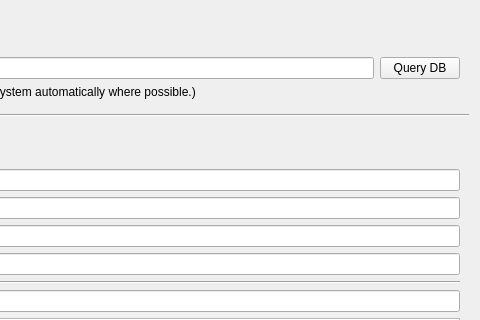
Qt form nicos_ess/gui/panels/ui_files/setup_exp.ui (jfkcooper/nicos) before a commit; both pictures show x 414 to 894 and y 0 to 320 of the 894 by 716 pixel window.
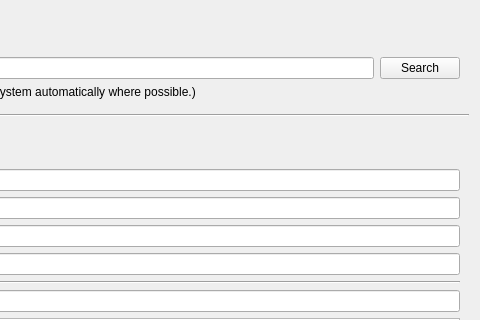
The same form after that commit.

Commit message: Can retrieve and update samples

Diff of the .ui file:
```diff
--- a/nicos_ess/gui/panels/ui_files/setup_exp.ui
+++ b/nicos_ess/gui/panels/ui_files/setup_exp.ui
@@ -51,7 +51,7 @@
          <string>&lt;html&gt;&lt;head/&gt;&lt;body&gt;&lt;p&gt;Query the Proposal Database for Information about this proposal number.&lt;/p&gt;&lt;/body&gt;&lt;/html&gt;</string>
         </property>
         <property name="text">
-         <string>Query DB</string>
+         <string>Search</string>
         </property>
        </widget>
       </item>
```
The commit also changes 2 other files.
